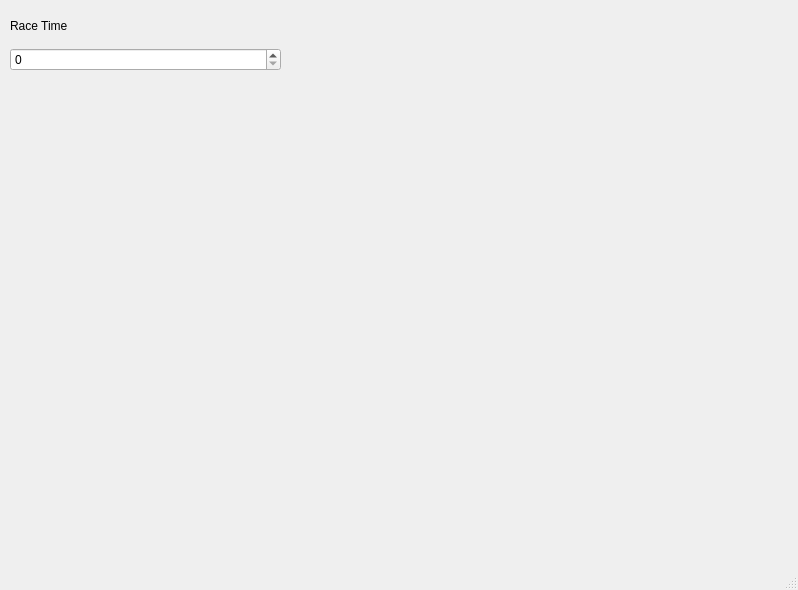
The window that MainWindow.ui (redstoneruin/REALFriendsFuelCalculator) describes before a commit, drawn with Qt 5.
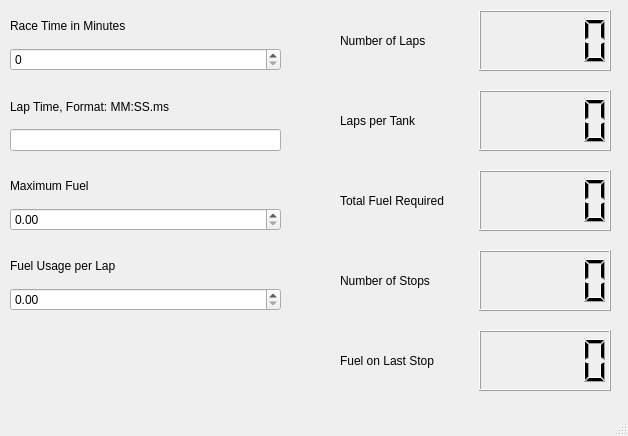
The same window after the commit.

Commit message: Window format

The edit to the form file:
```diff
--- a/MainWindow.ui
+++ b/MainWindow.ui
@@ -6,8 +6,8 @@
    <rect>
     <x>0</x>
     <y>0</y>
-    <width>798</width>
-    <height>590</height>
+    <width>628</width>
+    <height>436</height>
    </rect>
   </property>
   <property name="windowTitle">
@@ -27,12 +27,192 @@
      <item>
       <widget class="QLabel" name="raceTimeLabel">
        <property name="text">
-        <string>Race Time</string>
+        <string>Race Time in Minutes</string>
        </property>
       </widget>
      </item>
      <item>
-      <widget class="QSpinBox" name="raceTimeSpinBox"/>
+      <widget class="QSpinBox" name="raceTimeInput">
+       <property name="maximum">
+        <number>2000</number>
+       </property>
+      </widget>
+     </item>
+    </layout>
+   </widget>
+   <widget class="QWidget" name="verticalLayoutWidget_2">
+    <property name="geometry">
+     <rect>
+      <x>10</x>
+      <y>90</y>
+      <width>271</width>
+      <height>61</height>
+     </rect>
+    </property>
+    <layout class="QVBoxLayout" name="verticalLayout_2">
+     <item>
+      <widget class="QLabel" name="lapTimeLabel">
+       <property name="text">
+        <string>Lap Time, Format: MM:SS.ms</string>
+       </property>
+      </widget>
+     </item>
+     <item>
+      <widget class="QLineEdit" name="lapTimeInput"/>
+     </item>
+    </layout>
+   </widget>
+   <widget class="QWidget" name="verticalLayoutWidget_3">
+    <property name="geometry">
+     <rect>
+      <x>10</x>
+      <y>170</y>
+      <width>271</width>
+      <height>61</height>
+     </rect>
+    </property>
+    <layout class="QVBoxLayout" name="verticalLayout_3">
+     <item>
+      <widget class="QLabel" name="maxFuelLabel">
+       <property name="text">
+        <string>Maximum Fuel</string>
+       </property>
+      </widget>
+     </item>
+     <item>
+      <widget class="QDoubleSpinBox" name="maxFuelInput"/>
+     </item>
+    </layout>
+   </widget>
+   <widget class="QWidget" name="verticalLayoutWidget_4">
+    <property name="geometry">
+     <rect>
+      <x>10</x>
+      <y>250</y>
+      <width>271</width>
+      <height>61</height>
+     </rect>
+    </property>
+    <layout class="QVBoxLayout" name="verticalLayout_4">
+     <item>
+      <widget class="QLabel" name="fuelUsageLabel">
+       <property name="text">
+        <string>Fuel Usage per Lap</string>
+       </property>
+      </widget>
+     </item>
+     <item>
+      <widget class="QDoubleSpinBox" name="fuelUsageInput"/>
+     </item>
+    </layout>
+   </widget>
+   <widget class="QWidget" name="horizontalLayoutWidget">
+    <property name="geometry">
+     <rect>
+      <x>340</x>
+      <y>10</y>
+      <width>271</width>
+      <height>61</height>
+     </rect>
+    </property>
+    <layout class="QHBoxLayout" name="horizontalLayout">
+     <item>
+      <widget class="QLabel" name="lapsResultLabel">
+       <property name="text">
+        <string>Number of Laps</string>
+       </property>
+      </widget>
+     </item>
+     <item>
+      <widget class="QLCDNumber" name="lcdNumber"/>
+     </item>
+    </layout>
+   </widget>
+   <widget class="QWidget" name="horizontalLayoutWidget_2">
+    <property name="geometry">
+     <rect>
+      <x>340</x>
+      <y>90</y>
+      <width>271</width>
+      <height>61</height>
+     </rect>
+    </property>
+    <layout class="QHBoxLayout" name="horizontalLayout_2">
+     <item>
+      <widget class="QLabel" name="lapsPerTankLabel">
+       <property name="text">
+        <string>Laps per Tank</string>
+       </property>
+      </widget>
+     </item>
+     <item>
+      <widget class="QLCDNumber" name="lapsPerTankOutput"/>
+     </item>
+    </layout>
+   </widget>
+   <widget class="QWidget" name="horizontalLayoutWidget_3">
+    <property name="geometry">
+     <rect>
+      <x>340</x>
+      <y>170</y>
+      <width>271</width>
+      <height>61</height>
+     </rect>
+    </property>
+    <layout class="QHBoxLayout" name="horizontalLayout_3">
+     <item>
+      <widget class="QLabel" name="totalFuelLabel">
+       <property name="text">
+        <string>Total Fuel Required</string>
+       </property>
+      </widget>
+     </item>
+     <item>
+      <widget class="QLCDNumber" name="totalFuelOutput"/>
+     </item>
+    </layout>
+   </widget>
+   <widget class="QWidget" name="horizontalLayoutWidget_4">
+    <property name="geometry">
+     <rect>
+      <x>340</x>
+      <y>250</y>
+      <width>271</width>
+      <height>61</height>
+     </rect>
+    </property>
+    <layout class="QHBoxLayout" name="horizontalLayout_4">
+     <item>
+      <widget class="QLabel" name="numStopsLabel">
+       <property name="text">
+        <string>Number of Stops</string>
+       </property>
+      </widget>
+     </item>
+     <item>
+      <widget class="QLCDNumber" name="numStopsOutput"/>
+     </item>
+    </layout>
+   </widget>
+   <widget class="QWidget" name="horizontalLayoutWidget_5">
+    <property name="geometry">
+     <rect>
+      <x>340</x>
+      <y>330</y>
+      <width>271</width>
+      <height>61</height>
+     </rect>
+    </property>
+    <layout class="QHBoxLayout" name="horizontalLayout_5">
+     <item>
+      <widget class="QLabel" name="fuelOnStopLabel">
+       <property name="text">
+        <string>Fuel on Last Stop</string>
+       </property>
+      </widget>
+     </item>
+     <item>
+      <widget class="QLCDNumber" name="fuelOnStopOutput"/>
      </item>
     </layout>
    </widget>
```
Left out of the diff: 2 changed lines with no effect on the pictures.
